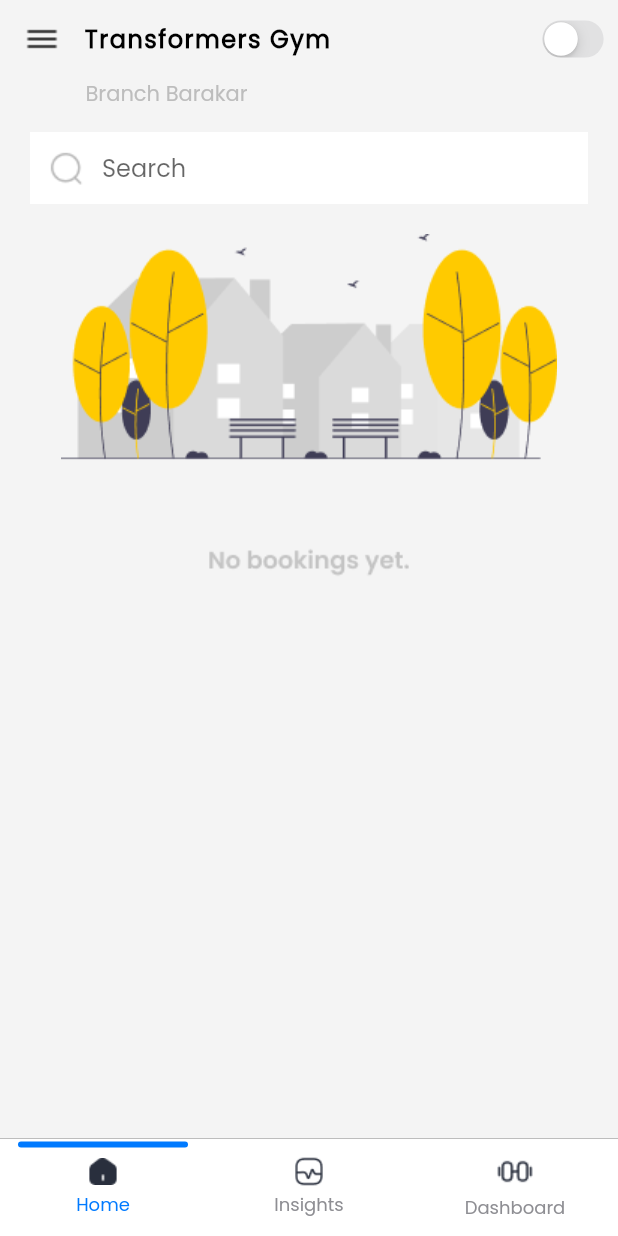
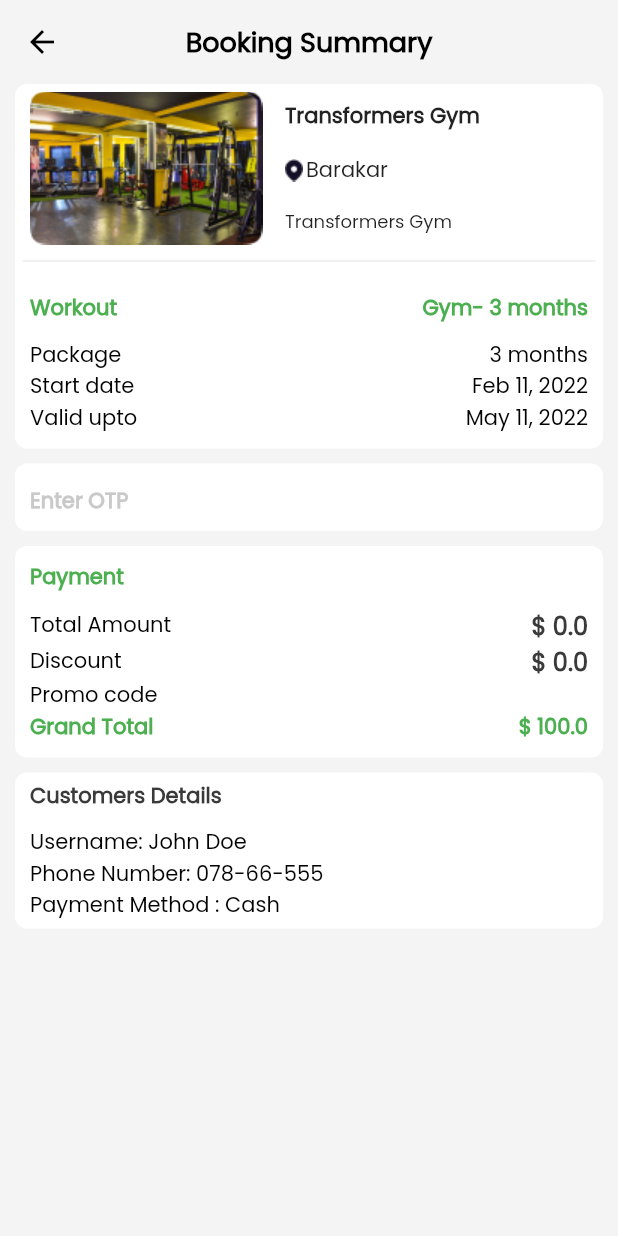
Before and after one commit to diptesh2082/vendor_finale, a Flutter app: the screen it shows after launch, on a phone screen of 412 x 824 dp. Run offline on Flutter 3.47's test engine with Material 2 defaults, Android fonts, the phone set to English and light mode, and no system bars; drawn by our look-alikes of persistent_bottom_nav_bar.

Commit message:
Added Booking Summary Screen

```diff
--- /dev/null
+++ b/lib/Screens/booking_summary_screen.dart
@@ -0,0 +1,382 @@
+import 'package:flutter/material.dart';
+import 'package:vyam_vandor/app_colors.dart';
+
+class BookingScreen extends StatefulWidget {
+  const BookingScreen({Key? key}) : super(key: key);
+
+  @override
+  _BookingScreenState createState() => _BookingScreenState();
+}
+
+class _BookingScreenState extends State<BookingScreen> {
+  @override
+  Widget build(BuildContext context) {
+    return Scaffold(
+      backgroundColor: AppColors.backgroundColor,
+      appBar: AppBar(
+        title: const Text(
+          'Booking Summary',
+          style: TextStyle(
+            color: Colors.black,
+            fontWeight: FontWeight.w600,
+            fontSize: 18,
+          ),
+        ),
+        leading: IconButton(
+          onPressed: () {
+            Navigator.pop(context);
+          },
+          icon: const Icon(
+            Icons.arrow_back,
+            color: Colors.black,
+          ),
+        ),
+        elevation: 0,
+        backgroundColor: Colors.transparent,
+        centerTitle: true,
+        automaticallyImplyLeading: true,
+      ),
+      body: Container(
+        padding: const EdgeInsets.symmetric(horizontal: 10.0),
+        child: Column(
+          children: [
+            //Container 1 for Booking Summary
+            Container(
+              padding: const EdgeInsets.symmetric(horizontal: 5, vertical: 5),
+              decoration: BoxDecoration(
+                  color: Colors.white,
+                  borderRadius: BorderRadius.circular(8.0)),
+              child: Column(
+                children: [
+                  Container(
+                    padding: EdgeInsets.symmetric(horizontal: 5.0),
+                    child: Row(
+                      children: [
+                        Image.asset(
+                          'Assets/Images/rect.png',
+                        ),
+                        const SizedBox(
+                          width: 15.0,
+                        ),
+                        Column(
+                          crossAxisAlignment: CrossAxisAlignment.start,
+                          mainAxisAlignment: MainAxisAlignment.spaceBetween,
+                          children: [
+                            const Text(
+                              'Transformers Gym',
+                              style: TextStyle(
+                                fontSize: 14,
+                                fontWeight: FontWeight.w600,
+                              ),
+                            ),
+                            const SizedBox(
+                              height: 15.0,
+                            ),
+                            Row(
+                              children: [
+                                Image.asset("Assets/Images/marker.png"),
+                                const SizedBox(
+                                  width: 2.0,
+                                ),
+                                const Text(
+                                  'Barakar',
+                                  style: TextStyle(
+                                    fontSize: 14,
+                                    fontWeight: FontWeight.w500,
+                                  ),
+                                ),
+                              ],
+                            ),
+                            const SizedBox(
+                              height: 15.0,
+                            ),
+                            const Text(
+                              'Transformers Gym',
+                              style: TextStyle(
+                                fontSize: 12,
+                                fontWeight: FontWeight.w500,
+                              ),
+                            ),
+                          ],
+                        )
+                      ],
+                    ),
+                  ),
+                  const SizedBox(
+                    height: 10.0,
+                  ),
+                  const Divider(
+                    height: 2,
+                    color: Color(0xffE2E2E2),
+                  ),
+                  const SizedBox(
+                    height: 15.0,
+                  ),
+                  Container(
+                    padding: EdgeInsets.symmetric(horizontal: 5, vertical: 5),
+                    child: Row(
+                      mainAxisAlignment: MainAxisAlignment.spaceBetween,
+                      children: [
+                        Column(
+                          crossAxisAlignment: CrossAxisAlignment.start,
+                          children: const [
+                            Text(
+                              'Workout',
+                              style: TextStyle(
+                                  fontSize: 14,
+                                  fontWeight: FontWeight.w700,
+                                  color: Colors.green),
+                            ),
+                            SizedBox(
+                              height: 10.0,
+                            ),
+                            Text(
+                              'Package',
+                              style: TextStyle(
+                                fontSize: 14,
+                                fontWeight: FontWeight.w500,
+                                color: Colors.black,
+                              ),
+                            ),
+                            Text(
+                              'Start date',
+                              style: TextStyle(
+                                fontSize: 14,
+                                fontWeight: FontWeight.w500,
+                                color: Colors.black,
+                              ),
+                            ),
+                            Text(
+                              'Valid upto',
+                              style: TextStyle(
+                                fontSize: 14,
+                                fontWeight: FontWeight.w500,
+                                color: Colors.black,
+                              ),
+                            ),
+                          ],
+                        ),
+                        Column(
+                          crossAxisAlignment: CrossAxisAlignment.end,
+                          children: const [
+                            Text(
+                              'Gym- 3 months',
+                              style: TextStyle(
+                                  fontSize: 14,
+                                  fontWeight: FontWeight.w700,
+                                  color: Colors.green),
+                            ),
+                            SizedBox(
+                              height: 10.0,
+                            ),
+                            Text(
+                              '3 months',
+                              style: TextStyle(
+                                fontSize: 14,
+                                fontWeight: FontWeight.w500,
+                                color: Colors.black,
+                              ),
+                            ),
+                            Text(
+                              'Feb 11, 2022',
+                              style: TextStyle(
+                                fontSize: 14,
+                                fontWeight: FontWeight.w500,
+                                color: Colors.black,
+                              ),
+                            ),
+                            Text(
+                              'May 11, 2022',
+                              style: TextStyle(
+                                fontSize: 14,
+                                fontWeight: FontWeight.w500,
+                                color: Colors.black,
+                              ),
+                            ),
+                          ],
+                        ),
+                      ],
+                    ),
+                  )
+                ],
+              ),
+            ),
+            const SizedBox(
+              height: 10.0,
+            ),
+            //Container For TextField
+            Container(
+              height: 45,
+              decoration: BoxDecoration(
+                  color: Colors.white,
+                  borderRadius: BorderRadius.circular(8.0)),
+              child: TextFormField(
+                decoration: const InputDecoration(
+                  border: InputBorder.none,
+                  contentPadding: EdgeInsets.symmetric(horizontal: 10),
+                  hintText: 'Enter OTP',
+                  hintStyle: TextStyle(
+                    fontWeight: FontWeight.w700,
+                    fontSize: 14,
+                    color: Color(0xffC9C9C9),
+                  ),
+                ),
+              ),
+            ), //Container For payment
+            const SizedBox(
+              height: 10.0,
+            ),
+            //Container For Pricing
+            Container(
+              padding: const EdgeInsets.symmetric(
+                vertical: 10,
+                horizontal: 10,
+              ),
+              decoration: BoxDecoration(
+                  color: Colors.white,
+                  borderRadius: BorderRadius.circular(8.0)),
+              child: Column(
+                crossAxisAlignment: CrossAxisAlignment.start,
+                children: [
+                  const Text(
+                    'Payment',
+                    style: TextStyle(
+                      fontSize: 14,
+                      fontWeight: FontWeight.w700,
+                      color: Colors.green,
+                    ),
+                  ),
+                  const SizedBox(
+                    height: 10.0,
+                  ),
+                  Row(
+                    mainAxisAlignment: MainAxisAlignment.spaceBetween,
+                    children: const [
+                      Text(
+                        'Total Amount',
+                        style: TextStyle(
+                          fontSize: 14,
+                          fontWeight: FontWeight.w500,
+                          color: Colors.black,
+                        ),
+                      ),
+                      Text(
+                        '\$ 0.0',
+                        style: TextStyle(
+                          fontSize: 16,
+                          fontWeight: FontWeight.w700,
+                          color: Color(0xff3A3A3A),
+                        ),
+                      ),
+                    ],
+                  ),
+                  Row(
+                    mainAxisAlignment: MainAxisAlignment.spaceBetween,
+                    children: const [
+                      Text(
+                        'Discount',
+                        style: TextStyle(
+                          fontSize: 14,
+                          fontWeight: FontWeight.w500,
+                          color: Colors.black,
+                        ),
+                      ),
+                      Text(
+                        '\$ 0.0',
+                        style: TextStyle(
+                          fontSize: 16,
+                          fontWeight: FontWeight.w700,
+                          color: Color(0xff3A3A3A),
+                        ),
+                      ),
+                    ],
+                  ),
+                  const Text(
+                    'Promo code',
+                    style: TextStyle(
+                      fontSize: 14,
+                      fontWeight: FontWeight.w500,
+                      color: Colors.black,
+                    ),
+                  ),
+                  Row(
+                    mainAxisAlignment: MainAxisAlignment.spaceBetween,
+                    children: const [
+                      Text(
+                        'Grand Total',
+                        style: TextStyle(
+                          fontSize: 14,
+                          fontWeight: FontWeight.w700,
+                          color: Colors.green,
+                        ),
+                      ),
+                      Text(
+                        '\$ 100.0',
+                        style: TextStyle(
+                          fontSize: 14,
+                          fontWeight: FontWeight.w700,
+                          color: Colors.green,
+                        ),
+                      ),
+                    ],
+                  ),
+                ],
+              ),
+            ),
+            //Container For Customer Details
+            const SizedBox(
+              height: 10.0,
+            ),
+            Container(
+              decoration: BoxDecoration(
+                color: Colors.white,
+                borderRadius: BorderRadius.circular(8.0),
+              ),
+              width: MediaQuery.of(context).size.width,
+              padding: const EdgeInsets.symmetric(horizontal: 10, vertical: 5),
+              child: Column(
+                crossAxisAlignment: CrossAxisAlignment.start,
+                children: const [
+                  Text(
+                    'Customers Details',
+                    style: TextStyle(
+                        fontSize: 14,
+                        fontWeight: FontWeight.w700,
+                        color: Color(0xff3A3A3A)),
+                  ),
+                  SizedBox(
+                    height: 10.0,
+                  ),
+                  Text(
+                    'Username: John Doe',
+                    style: TextStyle(
+                      fontSize: 14,
+                      fontWeight: FontWeight.w500,
+                      color: Colors.black,
+                    ),
+                  ),
+                  Text(
+                    'Phone Number: 078-66-555',
+                    style: TextStyle(
+                      fontSize: 14,
+                      fontWeight: FontWeight.w500,
+                      color: Colors.black,
+                    ),
+                  ),
+                  Text(
+                    'Payment Method : Cash',
+                    style: TextStyle(
+                      fontSize: 14,
+                      fontWeight: FontWeight.w500,
+                      color: Colors.black,
+                    ),
+                  ),
+                ],
+              ),
+            )
+          ],
+        ),
+      ),
+    );
+  }
+}
--- a/lib/main.dart
+++ b/lib/main.dart
@@ -1,6 +1,7 @@
 import 'package:flutter/material.dart';
 import 'package:flutter/services.dart';
 
+import 'Screens/booking_summary_screen.dart';
 import 'Screens/home__screen.dart';
 
 void main() {
@@ -25,7 +26,7 @@ class MyApp extends StatelessWidget {
         primarySwatch: Colors.blue,
         fontFamily: 'PoppinsRegular',
       ),
-      home: const HomeScreen(),
+      home: const BookingScreen(),
     );
   }
 }
```
Also changed, not shown: Assets/Images/marker.png (added), Assets/Images/rect.png (added).
